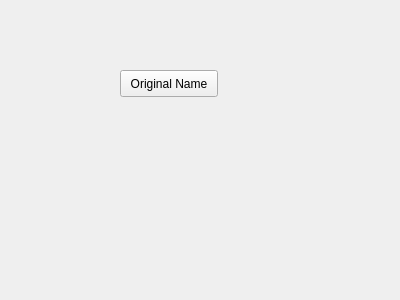
Old version of the form rqt_mypkg/resource/MyPlugin.ui in the repository rjlowry80/ROS_rqt_package_tutorial.
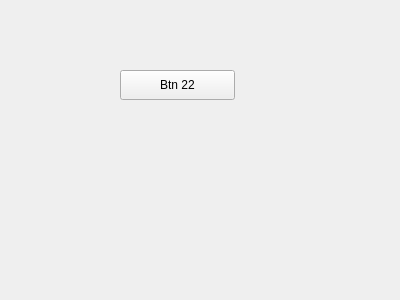
New version of the form.

```diff
--- a/rqt_mypkg/resource/MyPlugin.ui
+++ b/rqt_mypkg/resource/MyPlugin.ui
@@ -18,12 +18,12 @@
     <rect>
      <x>120</x>
      <y>70</y>
-     <width>98</width>
-     <height>27</height>
+     <width>115</width>
+     <height>30</height>
     </rect>
    </property>
    <property name="text">
-    <string>Original Name</string>
+    <string>Btn 22</string>
    </property>
   </widget>
  </widget>
```
Left out of the diff: 6 changed lines with no effect on the pictures.
